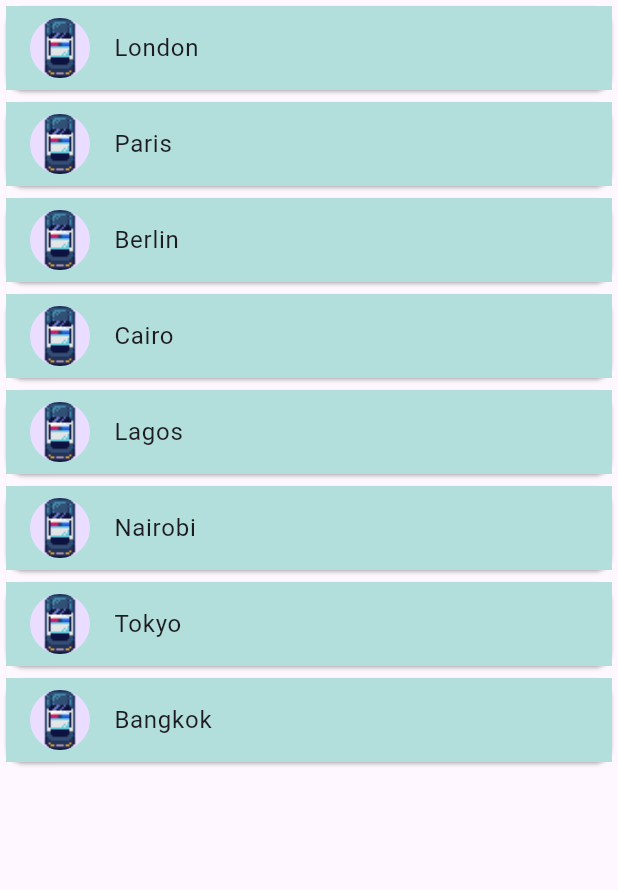
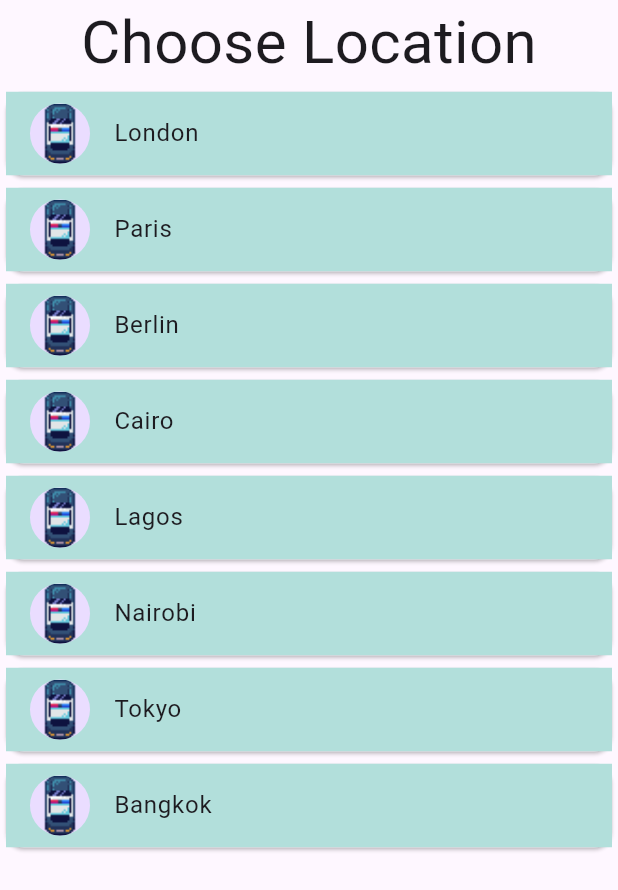
Before and after one commit to LukesRepositories/flutter_worldtime_app, a Flutter app: the screen it shows after launch, on a phone screen of 412 x 824 dp. Shown: the top 890 px of the screen. Run offline on Flutter 3.47's test engine with Material 3 defaults, Android fonts, the phone set to English and light mode, and no system bars; our stand-ins replace flutter_spinkit.

Commit message:
Working build with loading screen shown after choosing location and choose location screen shown first

```diff
--- a/lib/pages/choose_location.dart
+++ b/lib/pages/choose_location.dart
@@ -27,7 +27,18 @@ class _ChooseLocationState extends State<ChooseLocation> {
   @override
   Widget build(BuildContext context) {
     return Scaffold(
-      body: ListView.builder(
+      body: Column(
+        children: [
+          SafeArea(
+            child: Text(
+              "Choose Location",
+               style: TextStyle(
+                 fontSize: 40.0
+               ),
+            )
+          ),
+          Expanded(
+            child: ListView.builder(
               itemCount: locations.length,
               itemBuilder: (context, index) {
                 return Card(
@@ -41,6 +52,9 @@ class _ChooseLocationState extends State<ChooseLocation> {
                   ),
                 );
               },
+            ),
+          ),
+        ],
       )
     );
   }
--- a/lib/pages/home.dart
+++ b/lib/pages/home.dart
@@ -14,7 +14,7 @@ class _HomeState extends State<Home> {
   @override
   Widget build(BuildContext context) {
 
-    data = data.isNotEmpty ? data : ModalRoute.of(context)!.settings.arguments as Map;
+    data = ModalRoute.of(context)!.settings.arguments as Map;
 
     return Scaffold(
       body: Center(
--- a/lib/services/world_time.dart
+++ b/lib/services/world_time.dart
@@ -23,7 +23,7 @@ class WorldTime {
     try {
       Response response = await get(Uri.parse('https://timeapi.io/api/TimeZone/zone?timeZone=$url'));
       Map data = jsonDecode(response.body);
-      print(data);
+
       timeStr = data['currentLocalTime'];
       // offsetSeconds = data['currentUtcOffset']['seconds'];
 
```
Also changed, not shown: lib/pages/loading.dart (+12 -11 lines). Lines whose indentation alone changed are shown as unchanged.
